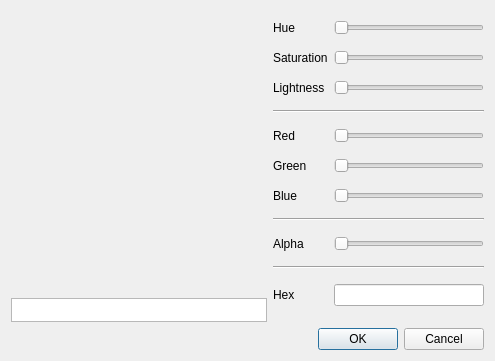
Qt form color_dialog.ui (mbasaglia/Qt-Color-Widgets) before a commit.
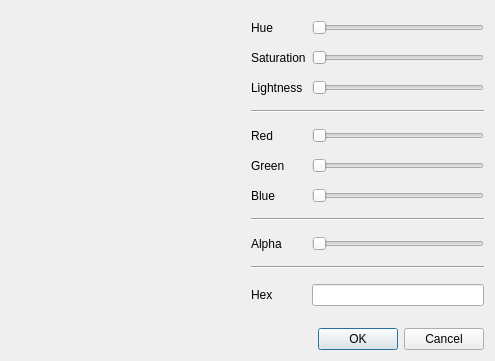
The same form after that commit. Custom widgets are drawn as their Qt base class.

Commit message: Color Preview

What changed in the file:
```diff
--- a/color_dialog.ui
+++ b/color_dialog.ui
@@ -29,25 +29,33 @@
         </widget>
        </item>
        <item>
-        <widget class="Color_Preview" name="preview">
-         <property name="sizePolicy">
-          <sizepolicy hsizetype="Expanding" vsizetype="Fixed">
-           <horstretch>0</horstretch>
-           <verstretch>0</verstretch>
-          </sizepolicy>
-         </property>
+        <widget class="QFrame" name="frame">
          <property name="minimumSize">
           <size>
            <width>0</width>
            <height>24</height>
           </size>
          </property>
-         <property name="maximumSize">
-          <size>
-           <width>16777215</width>
-           <height>24</height>
-          </size>
+         <property name="frameShape">
+          <enum>QFrame::NoFrame</enum>
          </property>
+         <layout class="QVBoxLayout" name="verticalLayout_3">
+          <property name="leftMargin">
+           <number>0</number>
+          </property>
+          <property name="topMargin">
+           <number>0</number>
+          </property>
+          <property name="rightMargin">
+           <number>0</number>
+          </property>
+          <property name="bottomMargin">
+           <number>0</number>
+          </property>
+          <item>
+           <widget class="Color_Preview" name="preview" native="true"/>
+          </item>
+         </layout>
         </widget>
        </item>
       </layout>
@@ -223,11 +231,6 @@
  </widget>
  <layoutdefault spacing="6" margin="11"/>
  <customwidgets>
-  <customwidget>
-   <class>Color_Preview</class>
-   <extends>QGraphicsView</extends>
-   <header>color_preview.hpp</header>
-  </customwidget>
   <customwidget>
    <class>Color_Wheel</class>
    <extends>QWidget</extends>
@@ -238,6 +241,12 @@
     <slot>setColor(QColor)</slot>
    </slots>
   </customwidget>
+  <customwidget>
+   <class>Color_Preview</class>
+   <extends>QWidget</extends>
+   <header>color_preview.hpp</header>
+   <container>1</container>
+  </customwidget>
  </customwidgets>
  <resources/>
  <connections>
```
The commit also changes 4 other files.
